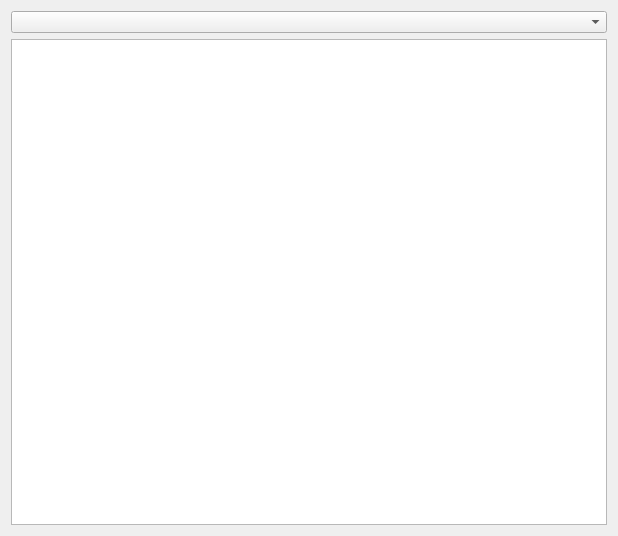
Before: the Qt Designer form CalendarsDialog/calendarsdialog.ui in rust3128/HotlineSchedule, drawn with Qt 5.
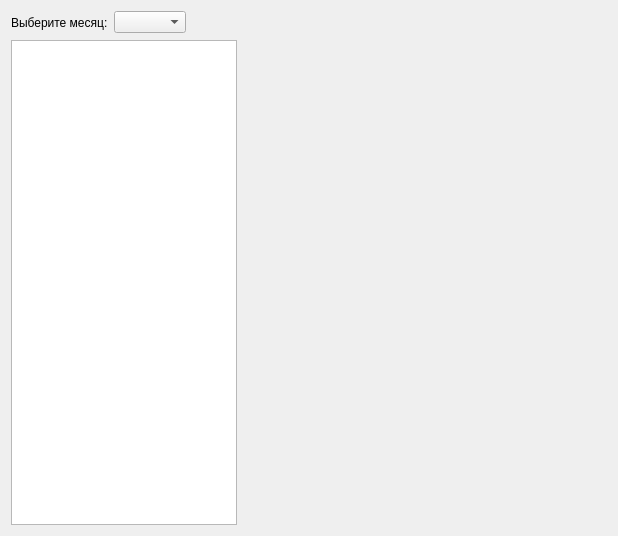
After: the same form once the commit is applied.

```diff
--- a/CalendarsDialog/calendarsdialog.ui
+++ b/CalendarsDialog/calendarsdialog.ui
@@ -15,10 +15,53 @@
   </property>
   <layout class="QGridLayout" name="gridLayout">
    <item row="0" column="0">
+    <widget class="QLabel" name="label">
+     <property name="text">
+      <string>Выберите месяц:</string>
+     </property>
+    </widget>
+   </item>
+   <item row="0" column="1">
     <widget class="QComboBox" name="comboBox"/>
    </item>
-   <item row="1" column="0">
-    <widget class="QTableView" name="tableView"/>
+   <item row="0" column="2" colspan="2">
+    <spacer name="horizontalSpacer">
+     <property name="orientation">
+      <enum>Qt::Horizontal</enum>
+     </property>
+     <property name="sizeHint" stdset="0">
+      <size>
+       <width>397</width>
+       <height>23</height>
+      </size>
+     </property>
+    </spacer>
+   </item>
+   <item row="1" column="0" colspan="3">
+    <widget class="QTableView" name="tableView">
+     <property name="editTriggers">
+      <set>QAbstractItemView::NoEditTriggers</set>
+     </property>
+     <property name="selectionMode">
+      <enum>QAbstractItemView::SingleSelection</enum>
+     </property>
+     <property name="selectionBehavior">
+      <enum>QAbstractItemView::SelectRows</enum>
+     </property>
+    </widget>
+   </item>
+   <item row="1" column="3">
+    <spacer name="horizontalSpacer_2">
+     <property name="orientation">
+      <enum>Qt::Horizontal</enum>
+     </property>
+     <property name="sizeHint" stdset="0">
+      <size>
+       <width>363</width>
+       <height>20</height>
+      </size>
+     </property>
+    </spacer>
    </item>
   </layout>
  </widget>
```
